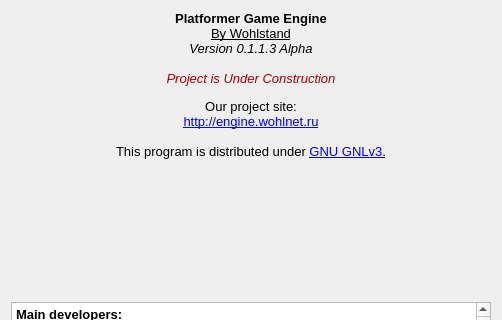
Above: Editor/about_dialog/aboutdialog.ui from WohlSoft/Moondust-Project before the change; both pictures show x 0 to 502 and y 0 to 320 of the 502 by 491 pixel window. Below: the same form after it.
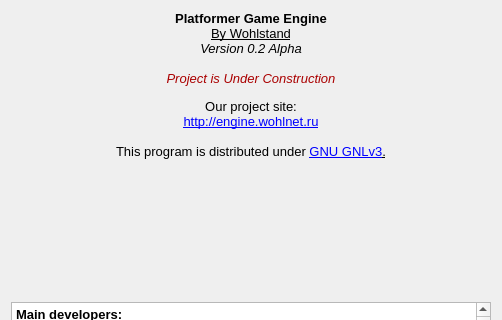
That is the form after the change. Icons and pictures are not drawn.

Diff of the .ui file:
```diff
--- a/Editor/about_dialog/aboutdialog.ui
+++ b/Editor/about_dialog/aboutdialog.ui
@@ -90,7 +90,7 @@
 &lt;/style&gt;&lt;/head&gt;&lt;body style=&quot; font-family:'Liberation Sans'; font-size:8pt; font-weight:600; font-style:normal;&quot;&gt;
 &lt;p align=&quot;center&quot; style=&quot; margin-top:0px; margin-bottom:0px; margin-left:0px; margin-right:0px; -qt-block-indent:0; text-indent:0px;&quot;&gt;&lt;img src=&quot;:/images/cat/cat_128.png&quot; /&gt;&lt;/p&gt;
 &lt;p align=&quot;center&quot; style=&quot; margin-top:0px; margin-bottom:0px; margin-left:0px; margin-right:0px; -qt-block-indent:0; text-indent:0px;&quot;&gt;&lt;span style=&quot; font-size:10pt;&quot;&gt;Platformer Game Engine&lt;/span&gt;&lt;/p&gt;
-&lt;p align=&quot;center&quot; style=&quot; margin-top:0px; margin-bottom:0px; margin-left:0px; margin-right:0px; -qt-block-indent:0; text-indent:0px;&quot;&gt;&lt;span style=&quot; font-size:10pt; font-weight:400; text-decoration: underline;&quot;&gt;By Wohlstand&lt;/span&gt;&lt;span style=&quot; font-size:10pt;&quot;&gt;&lt;br /&gt;&lt;/span&gt;&lt;span style=&quot; font-size:10pt; font-weight:400; font-style:italic;&quot;&gt;Version 0.1.1.3 Alpha&lt;/span&gt;&lt;/p&gt;
+&lt;p align=&quot;center&quot; style=&quot; margin-top:0px; margin-bottom:0px; margin-left:0px; margin-right:0px; -qt-block-indent:0; text-indent:0px;&quot;&gt;&lt;span style=&quot; font-size:10pt; font-weight:400; text-decoration: underline;&quot;&gt;By Wohlstand&lt;/span&gt;&lt;span style=&quot; font-size:10pt;&quot;&gt;&lt;br /&gt;&lt;/span&gt;&lt;span style=&quot; font-size:10pt; font-weight:400; font-style:italic;&quot;&gt;Version 0.2 Alpha&lt;/span&gt;&lt;/p&gt;
 &lt;p align=&quot;center&quot; style=&quot;-qt-paragraph-type:empty; margin-top:0px; margin-bottom:0px; margin-left:0px; margin-right:0px; -qt-block-indent:0; text-indent:0px; font-size:10pt; font-weight:400; font-style:italic;&quot;&gt;&lt;br /&gt;&lt;/p&gt;
 &lt;p align=&quot;center&quot; style=&quot; margin-top:0px; margin-bottom:0px; margin-left:0px; margin-right:0px; -qt-block-indent:0; text-indent:0px;&quot;&gt;&lt;span style=&quot; font-size:10pt; font-weight:400; font-style:italic; color:#aa0000;&quot;&gt;Project is Under Construction&lt;/span&gt;&lt;span style=&quot; font-size:10pt; font-weight:400;&quot;&gt;&lt;br /&gt;&lt;/span&gt;&lt;/p&gt;
 &lt;p align=&quot;center&quot; style=&quot; margin-top:0px; margin-bottom:0px; margin-left:0px; margin-right:0px; -qt-block-indent:0; text-indent:0px;&quot;&gt;&lt;span style=&quot; font-size:10pt; font-weight:400;&quot;&gt;Our project site:&lt;/span&gt;&lt;/p&gt;
```
